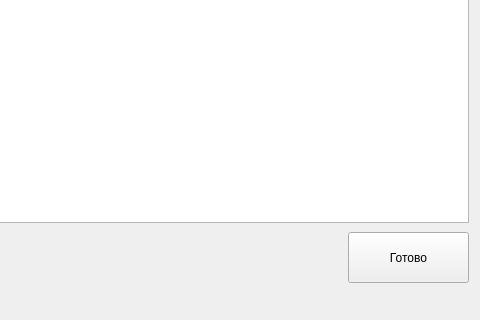
Before: the Qt Designer form ui_forms/choseobj.ui in Ukihara/scheme_editor, drawn with Qt 5; both pictures show x 312 to 792 and y 258 to 578 of the 792 by 578 pixel window.
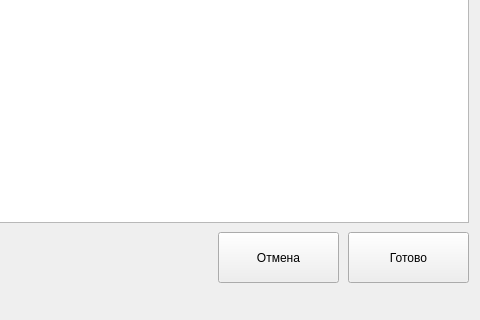
After: the same form once the commit is applied.

Commit message: Add new button "cancel"

```diff
--- a/ui_forms/choseobj.ui
+++ b/ui_forms/choseobj.ui
@@ -50,6 +50,19 @@
      <string>Создать своё оборудование</string>
     </property>
    </widget>
+   <widget class="QPushButton" name="cancelBut">
+    <property name="geometry">
+     <rect>
+      <x>530</x>
+      <y>490</y>
+      <width>121</width>
+      <height>51</height>
+     </rect>
+    </property>
+    <property name="text">
+     <string>Отмена</string>
+    </property>
+   </widget>
   </widget>
   <widget class="QMenuBar" name="menubar">
    <property name="geometry">
```
The commit also changes 2 other files.
